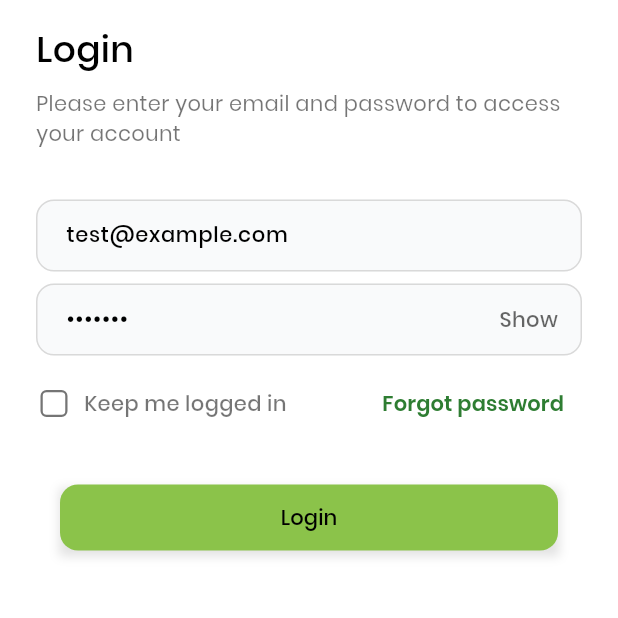
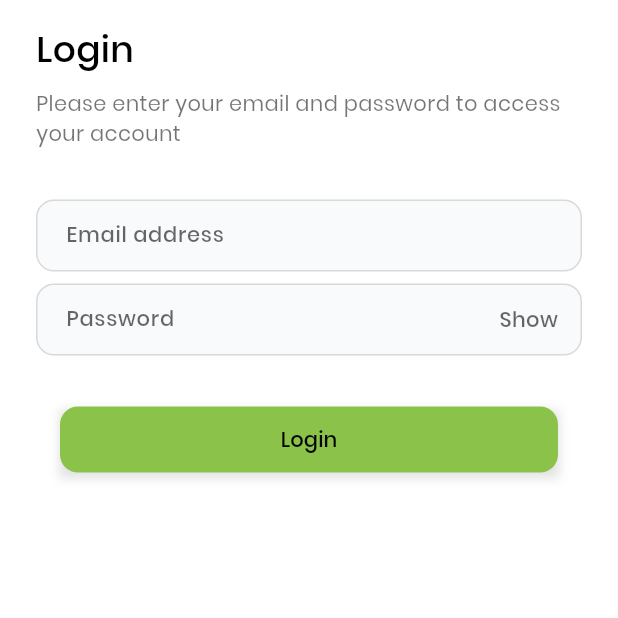
Before and after one commit to Navhal111/sodiet-flutter-app, a Flutter app: the screen it shows after launch, on a phone screen of 412 x 824 dp, the part 216-834 px from its top. Run offline on Flutter 3.47's test engine with Material 3 defaults, Android fonts, the phone set to English and light mode, and no system bars; our stand-ins replace device_info_plus, fl_chart, get, package_info_plus, shared_preferences, supabase_flutter; missing offline and left inert: network_info_plus; accounts and stored records are empty.

```diff
--- a/lib/constant/appConstant.dart
+++ b/lib/constant/appConstant.dart
@@ -7,7 +7,7 @@ class AppConstants {
   // API DOMAIN LINK
   static const String DOMAIN = 'https://datatools.sjri.res.in';
   // static const String DOMAIN = 'http://49.204.74.61';
-  static const String BASE_URL = '${DOMAIN}/SD/api/v1/';
+  static const String BASE_URL = '${DOMAIN}/ADS/api/v1/';
   static const String BASE_URL_IMAGE = '${DOMAIN}/static/VD/food_images_large/';
 
   // API ENDPOINTS
--- a/lib/view/screen/auth/login_screen.dart
+++ b/lib/view/screen/auth/login_screen.dart
@@ -36,8 +36,8 @@ class _LoginScreenState extends State<LoginScreen> {
   void initState() {
     // TODO: implement initState
     super.initState();
-    _emailController.text = "test@example.com";
-    _passwordController.text = "test123";
+    // _emailController.text = "test@example.com";
+    // _passwordController.text = "test123";
   }
 
   void _login(AuthController authController) {
@@ -108,50 +108,50 @@ class _LoginScreenState extends State<LoginScreen> {
                       hintText: 'Password',
                       onSubmitted: (_) => _login(authController),
                     ),
-                    const SizedBox(height: 4),
-                    Row(
-                      mainAxisAlignment: MainAxisAlignment.spaceBetween,
-                      children: [
-                        Row(
-                          children: [
-                            SizedBox(
-                              width: 24,
-                              height: 24,
-                              child: Checkbox(
-                                value: _rememberMe,
-                                activeColor: Theme.of(context).primaryColor,
-                                onChanged: (bool? value) {
-                                  setState(() {
-                                    _rememberMe = value ?? false;
-                                  });
-                                },
-                                side: BorderSide(
-                                  color: Colors.black54,
-                                  width: 1.5,
-                                ),
-                                shape: RoundedRectangleBorder(
-                                  borderRadius: BorderRadius.circular(4),
-                                ),
-                              ),
-                            ),
-                            const SizedBox(width: 8),
-                            MediumText(
-                              'Keep me logged in',
-                              textColor: Colors.black54,
-                            ),
-                          ],
-                        ),
-                        TextButton(
-                          onPressed: () {
-                            Get.toNamed(AppRoutes.forgotPasswordScreen);
-                          },
-                          child: SemiBoldText(
-                            'Forgot password',
-                            textColor: Theme.of(context).primaryColorDark,
-                          ),
-                        ),
-                      ],
-                    ),
+                    // const SizedBox(height: 4),
+                    // Row(
+                    //   mainAxisAlignment: MainAxisAlignment.spaceBetween,
+                    //   children: [
+                    //     Row(
+                    //       children: [
+                    //         SizedBox(
+                    //           width: 24,
+                    //           height: 24,
+                    //           child: Checkbox(
+                    //             value: _rememberMe,
+                    //             activeColor: Theme.of(context).primaryColor,
+                    //             onChanged: (bool? value) {
+                    //               setState(() {
+                    //                 _rememberMe = value ?? false;
+                    //               });
+                    //             },
+                    //             side: BorderSide(
+                    //               color: Colors.black54,
+                    //               width: 1.5,
+                    //             ),
+                    //             shape: RoundedRectangleBorder(
+                    //               borderRadius: BorderRadius.circular(4),
+                    //             ),
+                    //           ),
+                    //         ),
+                    //         const SizedBox(width: 8),
+                    //         MediumText(
+                    //           'Keep me logged in',
+                    //           textColor: Colors.black54,
+                    //         ),
+                    //       ],
+                    //     ),
+                    //     TextButton(
+                    //       onPressed: () {
+                    //         Get.toNamed(AppRoutes.forgotPasswordScreen);
+                    //       },
+                    //       child: SemiBoldText(
+                    //         'Forgot password',
+                    //         textColor: Theme.of(context).primaryColorDark,
+                    //       ),
+                    //     ),
+                    //   ],
+                    // ),
                     const SizedBox(height: 30),
                     Center(
                       child: Obx(() {
--- a/lib/view/widgets/home/home_drawer.dart
+++ b/lib/view/widgets/home/home_drawer.dart
@@ -217,7 +217,8 @@ class _HomeDrawerState extends State<HomeDrawer> {
             onPressed: () {
               Get.back(); // Close dialog first
               final authController = Get.find<AuthController>();
-              authController.logout(context);
+              // Use the new context-free logout method
+              authController.logoutUser();
             },
             style: ElevatedButton.styleFrom(
               backgroundColor: const Color(0xFFF44336),
```
Also changed, not shown: lib/api/api_client.dart (+17 -7 lines), lib/controller/auth/authController.dart (+33 -5 lines), 1 other file.
